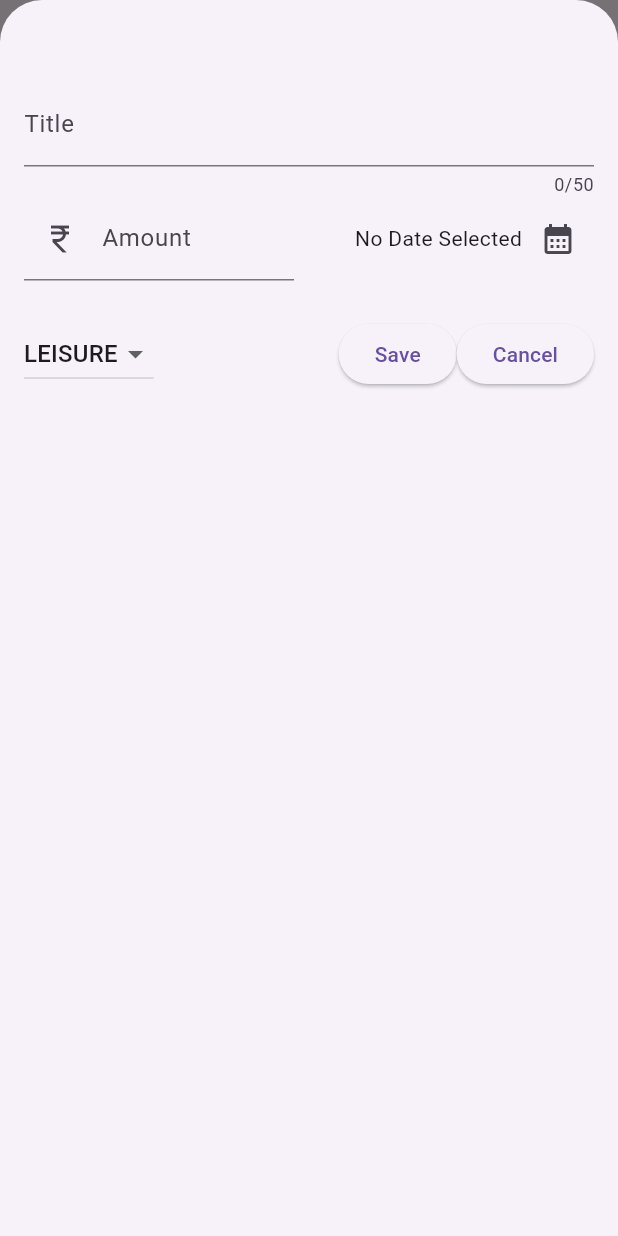
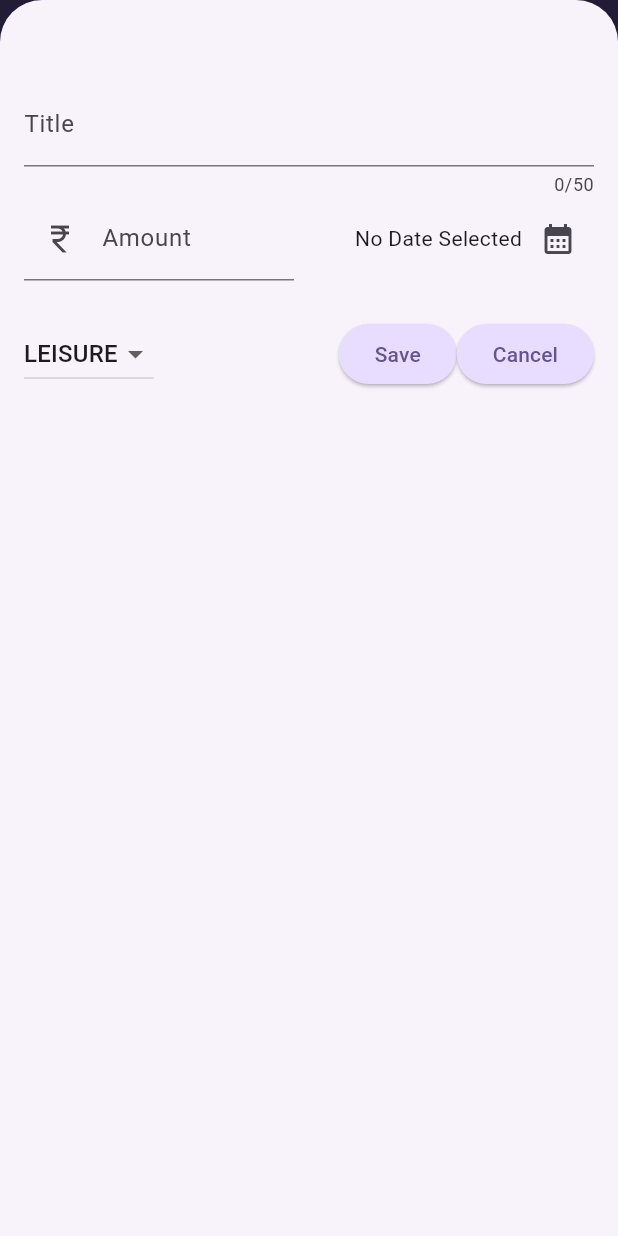
Before and after one commit to Aarush-Parashar/expence_tracker, a Flutter app: the screen it shows after launch, after a tap on the "add" icon, on a phone screen of 412 x 824 dp. Run offline on Flutter 3.47's test engine with Material 3 defaults, Android fonts, the phone set to English and light mode, and no system bars.

Commit message:
added theme and chart

```diff
--- a/lib/main.dart
+++ b/lib/main.dart
@@ -1,11 +1,61 @@
 import 'package:expence_tracker/widgets/expenses.dart';
 import 'package:flutter/material.dart';
+
+var kColorScheme = ColorScheme.fromSeed(
+  seedColor: const Color.fromARGB(255, 96, 59, 181),
+);
+
+var kDarkColorScheme = ColorScheme.fromSeed(
+  brightness: Brightness.dark,
+  seedColor: const Color.fromARGB(255, 10, 0, 20),
+);
 
 void main() {
   runApp(
     MaterialApp(
-      theme: ThemeData().copyWith(),
+      darkTheme: ThemeData.dark().copyWith(
+        colorScheme: kDarkColorScheme,
+        cardTheme: const CardTheme().copyWith(
+          color: kDarkColorScheme.secondaryContainer,
+          margin: const EdgeInsets.symmetric(
+            horizontal: 16,
+            vertical: 8,
+          ),
+        ),
+        elevatedButtonTheme: ElevatedButtonThemeData(
+          style: ElevatedButton.styleFrom(
+            backgroundColor: kDarkColorScheme.primaryContainer,
+            foregroundColor: kDarkColorScheme.onPrimaryContainer,
+          ),
+        ),
+      ),
+      theme: ThemeData().copyWith(
+        colorScheme: kColorScheme,
+        appBarTheme: const AppBarTheme().copyWith(
+          backgroundColor: kColorScheme.onPrimaryContainer,
+          foregroundColor: kColorScheme.primaryContainer,
+        ),
+        cardTheme: const CardTheme().copyWith(
+          color: kColorScheme.secondaryContainer,
+          margin: const EdgeInsets.symmetric(
+            horizontal: 16,
+            vertical: 8,
+          ),
+        ),
+        elevatedButtonTheme: ElevatedButtonThemeData(
+          style: ElevatedButton.styleFrom(
+              backgroundColor: kColorScheme.primaryContainer),
+        ),
+        textTheme: ThemeData().textTheme.copyWith(
+              titleLarge: TextStyle(
+                fontWeight: FontWeight.bold,
+                color: kColorScheme.onSecondaryContainer,
+                fontSize: 25,
+              ),
+            ),
+      ),
       debugShowCheckedModeBanner: false,
+      themeMode: ThemeMode.system,
       home: const Expenses(),
     ),
   );
--- a/lib/models/expense.dart
+++ b/lib/models/expense.dart
@@ -33,3 +33,28 @@ class Expense {
     return formatter.format(date);
   }
 }
+
+class ExpenseBucket {
+  const ExpenseBucket({
+    required this.category,
+    required this.expenses,
+  });
+
+  ExpenseBucket.forCategory(List<Expense> allExpenses, this.category)
+      : expenses = allExpenses
+            .where((expense) => expense.category == category)
+            .toList();
+
+  final Category category;
+  final List<Expense> expenses;
+
+  double get totalExpenses {
+    double sum = 0;
+
+    for (final expense in expenses) {
+      sum += expense.amount;
+    }
+
+    return sum;
+  }
+}
--- /dev/null
+++ b/lib/widgets/chart/chart.dart
@@ -0,0 +1,99 @@
+import 'package:flutter/material.dart';
+import 'chart_bar.dart';
+import 'package:expence_tracker/models/expense.dart';
+
+class Chart extends StatelessWidget {
+  const Chart({super.key, required this.expenses});
+
+  final List<Expense> expenses;
+
+  List<ExpenseBucket> get buckets {
+    return [
+      ExpenseBucket.forCategory(expenses, Category.food),
+      ExpenseBucket.forCategory(expenses, Category.leisure),
+      ExpenseBucket.forCategory(expenses, Category.travel),
+      ExpenseBucket.forCategory(expenses, Category.work),
+    ];
+  }
+
+  double get maxTotalExpense {
+    double maxTotalExpense = 0;
+
+    for (final bucket in buckets) {
+      if (bucket.totalExpenses > maxTotalExpense) {
+        maxTotalExpense = bucket.totalExpenses;
+      }
+    }
+
+    return maxTotalExpense;
+  }
+
+  @override
+  Widget build(BuildContext context) {
+    final isDarkMode =
+        MediaQuery.of(context).platformBrightness == Brightness.dark;
+    return Container(
+      margin: const EdgeInsets.all(16),
+      padding: const EdgeInsets.symmetric(
+        vertical: 16,
+        horizontal: 8,
+      ),
+      width: double.infinity,
+      height: 180,
+      decoration: BoxDecoration(
+        borderRadius: BorderRadius.circular(8),
+        gradient: LinearGradient(
+          colors: [
+            Theme.of(context).colorScheme.primary.withOpacity(0.3),
+            Theme.of(context).colorScheme.primary.withOpacity(0.0)
+          ],
+          begin: Alignment.bottomCenter,
+          end: Alignment.topCenter,
+        ),
+      ),
+      child: Column(
+        children: [
+          Expanded(
+            child: Row(
+              crossAxisAlignment: CrossAxisAlignment.end,
+              children: [
+                for (final bucket in buckets) // alternative to map()
+                  ChartBar(
+                    fill: bucket.totalExpenses == 0
+                        ? 0
+                        : bucket.totalExpenses / maxTotalExpense,
+                  )
+              ],
+            ),
+          ),
+          const SizedBox(height: 12),
+          Row(
+            children: buckets
+                .map(
+                  (bucket) => Expanded(
+                    child: Padding(
+                      padding: const EdgeInsets.symmetric(horizontal: 4),
+                      child: Row(
+                        children: [
+                          Icon(
+                            categoryIcons[bucket.category],
+                            color: isDarkMode
+                                ? Theme.of(context).colorScheme.secondary
+                                : Theme.of(context)
+                                    .colorScheme
+                                    .primary
+                                    .withOpacity(0.7),
+                          ),
+                          Text('    ₹${bucket.totalExpenses}')
+                        ],
+                      ),
+                    ),
+                  ),
+                )
+                .toList(),
+          )
+        ],
+      ),
+    );
+  }
+}
--- /dev/null
+++ b/lib/widgets/chart/chart_bar.dart
@@ -0,0 +1,34 @@
+import 'package:flutter/material.dart';
+
+class ChartBar extends StatelessWidget {
+  const ChartBar({
+    super.key,
+    required this.fill,
+  });
+
+  final double fill;
+
+  @override
+  Widget build(BuildContext context) {
+    final isDarkMode =
+        MediaQuery.of(context).platformBrightness == Brightness.dark;
+    return Expanded(
+      child: Padding(
+        padding: const EdgeInsets.symmetric(horizontal: 4),
+        child: FractionallySizedBox(
+          heightFactor: fill,
+          child: DecoratedBox(
+            decoration: BoxDecoration(
+              shape: BoxShape.rectangle,
+              borderRadius:
+                  const BorderRadius.vertical(top: Radius.circular(8)),
+              color: isDarkMode
+                  ? Theme.of(context).colorScheme.secondary
+                  : Theme.of(context).colorScheme.primary.withOpacity(0.65),
+            ),
+          ),
+        ),
+      ),
+    );
+  }
+}
--- a/lib/widgets/expenses.dart
+++ b/lib/widgets/expenses.dart
@@ -1,3 +1,4 @@
+import 'package:expence_tracker/widgets/chart/chart.dart';
 import 'package:flutter/material.dart';
 import 'package:expence_tracker/models/expense.dart';
 import 'package:expence_tracker/widgets/expenses_list/expenses_list.dart';
@@ -102,7 +103,9 @@ class _ExpensesState extends State<Expenses> {
               ),
             ),
           ),
-          const Text('Chart'),
+          Chart(
+            expenses: _registeredExpenses,
+          ),
           Expanded(child: mainContent),
         ],
       ),
--- a/lib/widgets/expenses_list/expense_item.dart
+++ b/lib/widgets/expenses_list/expense_item.dart
@@ -16,7 +16,17 @@ class ExpenseItem extends StatelessWidget {
         padding: const EdgeInsets.symmetric(horizontal: 20, vertical: 16),
         child: Column(
           children: [
-            Text(expense.title),
+            Row(
+              children: [
+                Text(
+                  expense.title,
+                  textAlign: TextAlign.start,
+                  style: const TextStyle(
+                    fontWeight: FontWeight.bold,
+                  ),
+                ),
+              ],
+            ),
             const SizedBox(height: 4),
             Row(
               children: [
--- a/lib/widgets/expenses_list/expenses_list.dart
+++ b/lib/widgets/expenses_list/expenses_list.dart
@@ -1,3 +1,4 @@
+import 'package:expence_tracker/main.dart';
 import 'package:expence_tracker/widgets/expenses_list/expense_item.dart';
 import 'package:flutter/material.dart';
 import 'package:expence_tracker/models/expense.dart';
@@ -17,6 +18,12 @@ class ExpensesList extends StatelessWidget {
     return ListView.builder(
       itemCount: expense.length,
       itemBuilder: (context, index) => Dismissible(
+          background: Container(
+            color: Theme.of(context).colorScheme.error.withOpacity(0.75),
+            margin: EdgeInsets.symmetric(
+              horizontal: Theme.of(context).cardTheme.margin!.horizontal,
+            ),
+          ),
           onDismissed: (direction) {
             onRemovedExpense(expense[index]);
           },
```
